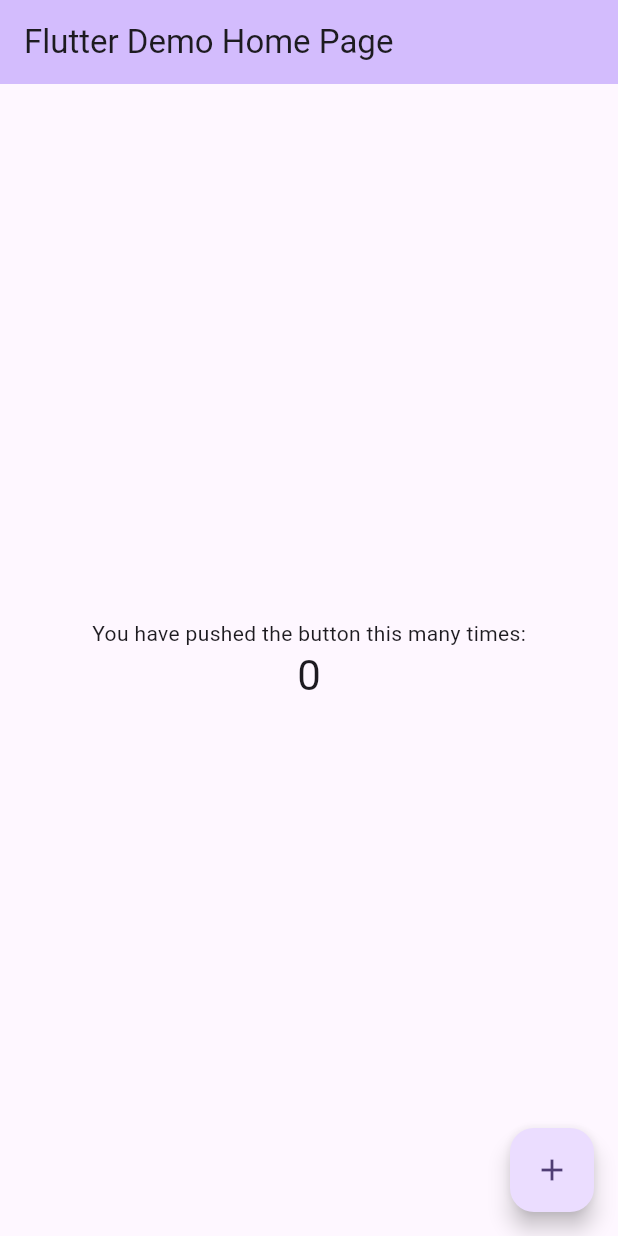
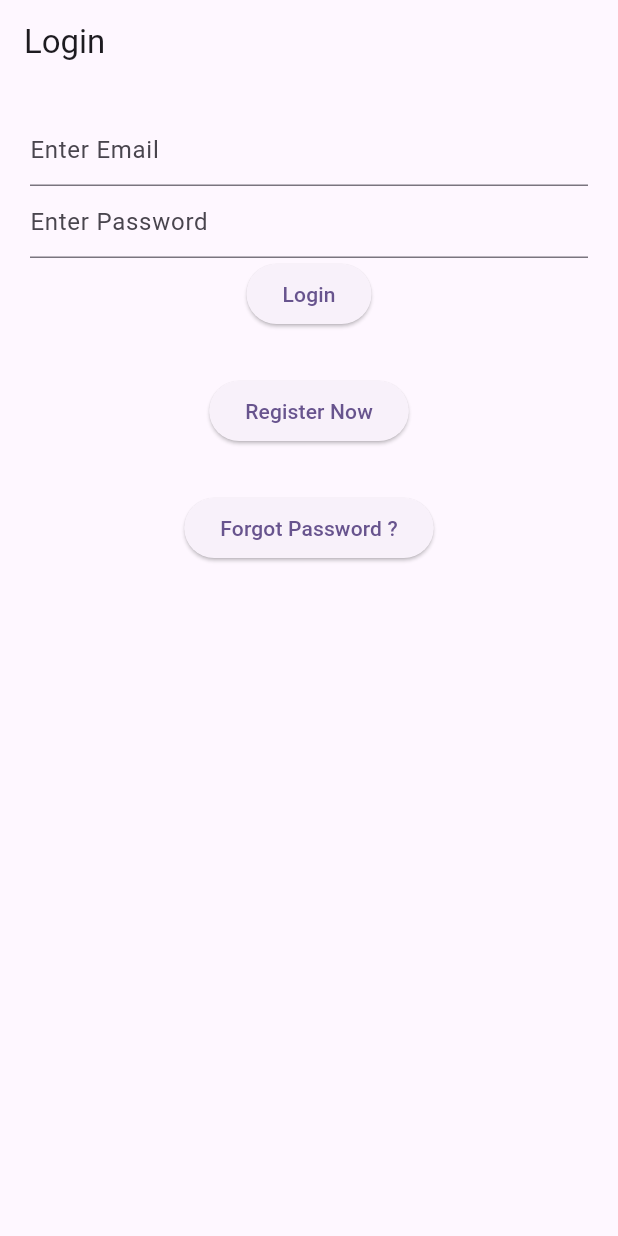
Before and after one commit to kirtan-12/my_app, a Flutter app: the screen it shows after launch, on a phone screen of 412 x 824 dp. Run offline on Flutter 3.47's test engine with Material 3 defaults, Android fonts, the phone set to English and light mode, and no system bars; our stand-ins replace firebase_auth, firebase_core, get; accounts and stored records are empty.

Commit message:
firebase auth

```diff
--- /dev/null
+++ b/lib/forgot.dart
@@ -0,0 +1,37 @@
+import 'package:firebase_auth/firebase_auth.dart';
+import 'package:flutter/material.dart';
+
+
+class Forgot extends StatefulWidget {
+  const Forgot({super.key});
+
+  @override
+  State<Forgot> createState() => _ForgotState();
+}
+
+class _ForgotState extends State<Forgot> {
+  TextEditingController email = TextEditingController();
+
+  reset()async {
+    await FirebaseAuth.instance.sendPasswordResetEmail(email: email.text);
+  }
+
+  @override
+  Widget build(BuildContext context) {
+    return Scaffold(
+      appBar: AppBar(title: Text("Forgot Password"),),
+      body: Padding(
+        padding: const EdgeInsets.all(20.0),
+        child: Column(
+          children: [
+            TextField(
+              controller: email,
+              decoration: InputDecoration(hintText: "Enter Email"),
+            ),
+            ElevatedButton(onPressed: (()=>reset()), child: Text("Send Link"))
+          ],
+        ),
+      ),
+    );
+  }
+}
--- /dev/null
+++ b/lib/login.dart
@@ -0,0 +1,64 @@
+import 'package:firebase_auth/firebase_auth.dart';
+import 'package:flutter/material.dart';
+import 'package:get/get.dart';
+import 'package:my_app/forgot.dart';
+import 'package:my_app/signup.dart';
+
+
+class Login extends StatefulWidget {
+  const Login({super.key});
+
+  @override
+  State<Login> createState() => _LoginState();
+}
+
+class _LoginState extends State<Login> {
+
+  TextEditingController email = TextEditingController();
+  TextEditingController password = TextEditingController();
+
+  bool isloading = false;
+
+  signIn()async{
+    setState(() {
+      isloading=true;
+    });
+    try{
+      await FirebaseAuth.instance.signInWithEmailAndPassword(email: email.text, password: password.text);
+    }on FirebaseAuthException catch(e){
+      Get.snackbar("Message", e.code);
+    }catch(e){
+      Get.snackbar("Message", e.toString());
+    }
+    setState(() {
+      isloading=false;
+    });
+  }
+
+  @override
+  Widget build(BuildContext context) {
+    return isloading?Center(child: CircularProgressIndicator(),): Scaffold(
+      appBar: AppBar(title: Text("Login"),),
+      body: Padding(
+        padding: const EdgeInsets.all(20.0),
+        child: Column(
+          children: [
+            TextField(
+              controller: email,
+              decoration: InputDecoration(hintText: "Enter Email"),
+            ),
+            TextField(
+              controller: password,
+              decoration: InputDecoration(hintText: "Enter Password"),
+            ),
+            ElevatedButton(onPressed: (()=>signIn()), child: Text("Login")),
+            SizedBox(height: 30,),
+            ElevatedButton(onPressed: (()=>Get.to(Signup())), child: Text("Register Now")),
+            SizedBox(height: 30,),
+            ElevatedButton(onPressed: (()=>Get.to(Forgot())), child: Text("Forgot Password ?"))
+          ],
+        ),
+      ),
+    );
+  }
+}
--- a/lib/main.dart
+++ b/lib/main.dart
@@ -1,5 +1,7 @@
 import 'package:firebase_core/firebase_core.dart';
 import 'package:flutter/material.dart';
+import 'package:get/get_navigation/src/root/get_material_app.dart';
+import 'package:my_app/wrapper.dart';
 
 void main() async{
   WidgetsFlutterBinding.ensureInitialized();
@@ -13,7 +15,7 @@ class MyApp extends StatelessWidget {
   // This widget is the root of your application.
   @override
   Widget build(BuildContext context) {
-    return MaterialApp(
+    return GetMaterialApp(
       title: 'Flutter Demo',
       theme: ThemeData(
         // This is the theme of your application.
@@ -34,7 +36,8 @@ class MyApp extends StatelessWidget {
         colorScheme: ColorScheme.fromSeed(seedColor: Colors.deepPurple),
         useMaterial3: true,
       ),
-      home: const MyHomePage(title: 'Flutter Demo Home Page'),
+      home: Wrapper(),
+
     );
   }
 }
--- /dev/null
+++ b/lib/signup.dart
@@ -0,0 +1,45 @@
+import 'package:firebase_auth/firebase_auth.dart';
+import 'package:flutter/material.dart';
+import 'package:get/get.dart';
+import 'package:my_app/wrapper.dart';
+
+class Signup extends StatefulWidget {
+  const Signup({super.key});
+
+  @override
+  State<Signup> createState() => _SignupState();
+}
+
+class _SignupState extends State<Signup> {
+
+  TextEditingController email = TextEditingController();
+  TextEditingController password = TextEditingController();
+
+  signup()async{
+    await FirebaseAuth.instance.createUserWithEmailAndPassword(email: email.text, password: password.text);
+    Get.offAll(Wrapper());
+  }
+
+  @override
+  Widget build(BuildContext context) {
+    return Scaffold(
+      appBar: AppBar(title: Text("Sign Up"),),
+      body: Padding(
+        padding: const EdgeInsets.all(20.0),
+        child: Column(
+          children: [
+            TextField(
+              controller: email,
+              decoration: InputDecoration(hintText: "Enter Email"),
+            ),
+            TextField(
+              controller: password,
+              decoration: InputDecoration(hintText: "Enter Password"),
+            ),
+            ElevatedButton(onPressed: (()=>signup()), child: Text("Sign Up"))
+          ],
+        ),
+      ),
+    );
+  }
+}
--- /dev/null
+++ b/lib/wrapper.dart
@@ -0,0 +1,37 @@
+import 'package:firebase_auth/firebase_auth.dart';
+import 'package:firebase_core/firebase_core.dart';
+import 'package:flutter/material.dart';
+import 'package:my_app/homepage.dart';
+import 'package:my_app/login.dart';
+import 'package:my_app/verifyemail.dart';
+
+
+class Wrapper extends StatefulWidget {
+  const Wrapper({super.key});
+
+  @override
+  State<Wrapper> createState() => _WrapperState();
+}
+
+class _WrapperState extends State<Wrapper> {
+  @override
+  Widget build(BuildContext context) {
+    return Scaffold(
+      body: StreamBuilder(
+        stream: FirebaseAuth.instance.authStateChanges(),
+        builder: (context,snapshot){
+          if(snapshot.hasData){
+            print(snapshot.data);
+            if(snapshot.data!.emailVerified){
+              return Homepage();
+            }else{
+             return Verify();
+            }
+          }else{
+            return Login();
+          }
+        },
+      ),
+    );
+  }
+}
--- a/pubspec.yaml
+++ b/pubspec.yaml
@@ -37,6 +37,7 @@ dependencies:
   cupertino_icons: ^1.0.6
   firebase_core: ^3.1.0
   firebase_auth: ^5.1.0
+  get: ^4.6.6
 
 dev_dependencies:
   flutter_test:
```
Also changed, not shown: lib/homepage.dart (added, +31 -0 lines), lib/verifyemail.dart (added, +49 -0 lines), pubspec.lock.
